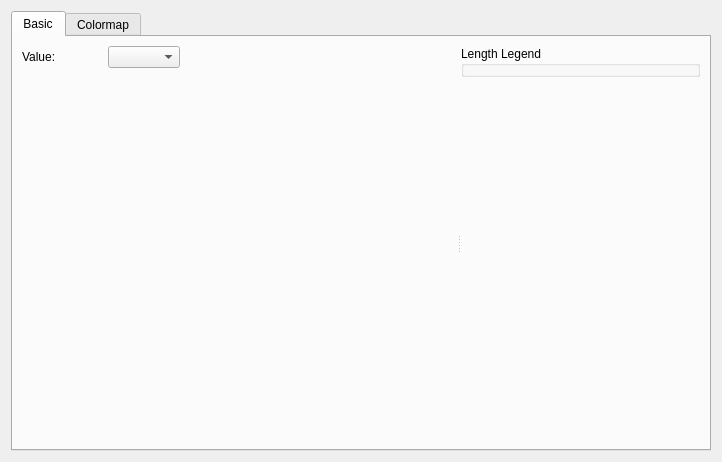
First picture: the form in libs/guicore/arrows/arrowssettingeditwidget.ui, repository i-RIC/prepost-gui, before the edit.
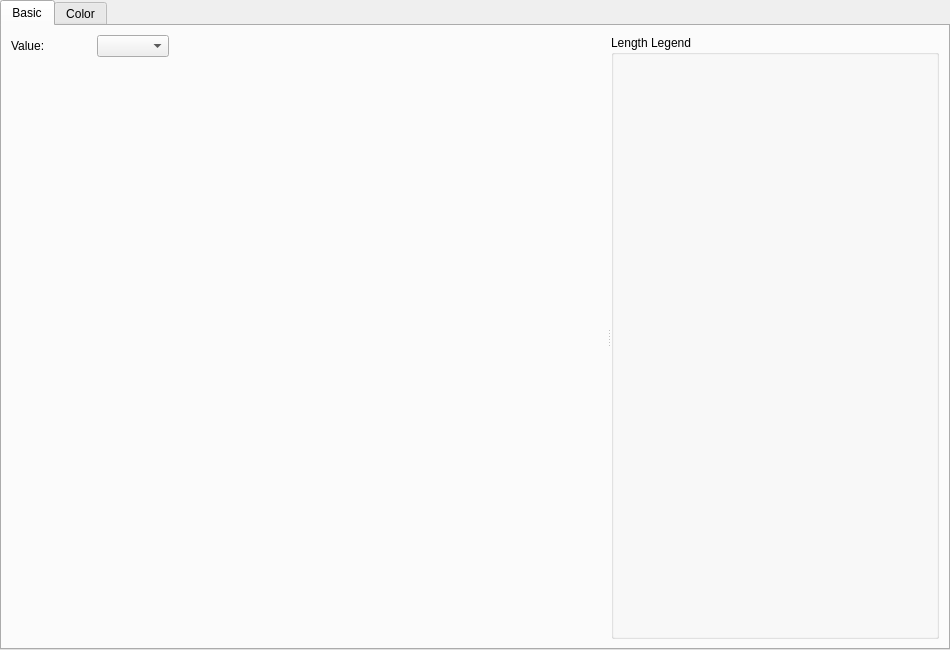
Second picture: the form after the edit. Custom widgets are drawn as their Qt base class.

Diff of the .ui file:
```diff
--- a/libs/guicore/arrows/arrowssettingeditwidget.ui
+++ b/libs/guicore/arrows/arrowssettingeditwidget.ui
@@ -6,14 +6,26 @@
    <rect>
     <x>0</x>
     <y>0</y>
-    <width>722</width>
-    <height>462</height>
+    <width>950</width>
+    <height>650</height>
    </rect>
   </property>
   <property name="windowTitle">
    <string>Form</string>
   </property>
   <layout class="QVBoxLayout" name="verticalLayout_6">
+   <property name="leftMargin">
+    <number>0</number>
+   </property>
+   <property name="topMargin">
+    <number>0</number>
+   </property>
+   <property name="rightMargin">
+    <number>0</number>
+   </property>
+   <property name="bottomMargin">
+    <number>0</number>
+   </property>
    <item>
     <widget class="QTabWidget" name="tabWidget">
      <property name="currentIndex">
@@ -130,37 +142,12 @@
               <string>Length Legend</string>
              </property>
              <layout class="QVBoxLayout" name="verticalLayout_4">
-              <property name="leftMargin">
-               <number>0</number>
-              </property>
-              <property name="topMargin">
-               <number>0</number>
-              </property>
-              <property name="rightMargin">
-               <number>0</number>
-              </property>
-              <property name="bottomMargin">
-               <number>0</number>
-              </property>
               <item>
                <widget class="ArrowsLegendSettingEditWidget" name="legendWidget" native="true"/>
               </item>
              </layout>
             </widget>
            </item>
-           <item>
-            <spacer name="verticalSpacer_3">
-             <property name="orientation">
-              <enum>Qt::Vertical</enum>
-             </property>
-             <property name="sizeHint" stdset="0">
-              <size>
-               <width>20</width>
-               <height>40</height>
-              </size>
-             </property>
-            </spacer>
-           </item>
           </layout>
          </widget>
         </widget>
@@ -169,7 +156,7 @@
      </widget>
      <widget class="QWidget" name="colormapTab">
       <attribute name="title">
-       <string>Colormap</string>
+       <string>Color</string>
       </attribute>
       <layout class="QVBoxLayout" name="verticalLayout_5">
        <item>
```
Left out of the diff: 13 changed lines with no effect on the pictures.
